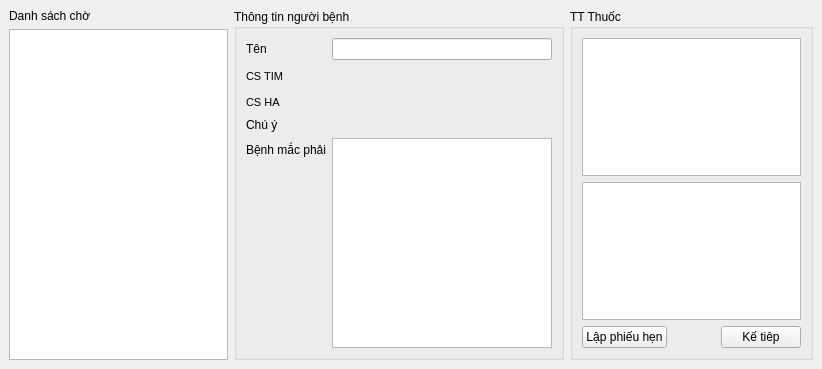
The window that tiemngua.ui (xdien/tcmr) describes before a commit, drawn with Qt 5.
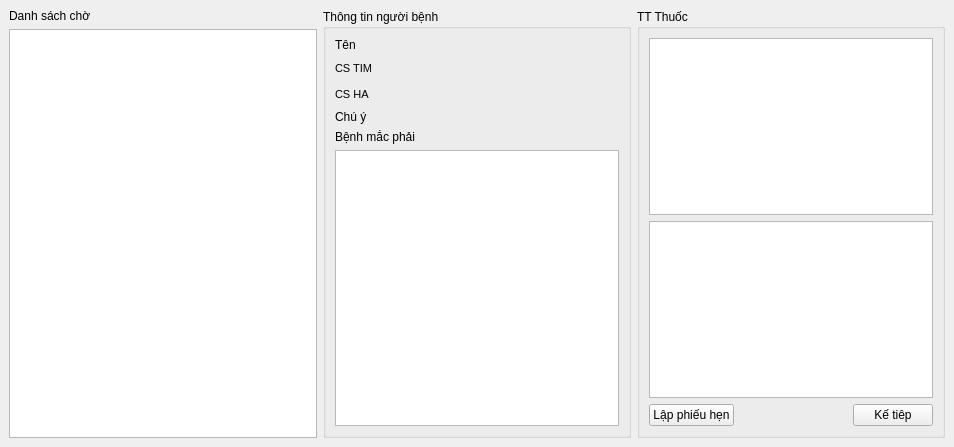
The same window after the commit.

The edit to the form file:
```diff
--- a/tiemngua.ui
+++ b/tiemngua.ui
@@ -6,16 +6,14 @@
    <rect>
     <x>0</x>
     <y>0</y>
-    <width>822</width>
-    <height>369</height>
+    <width>954</width>
+    <height>447</height>
    </rect>
   </property>
   <property name="windowTitle">
    <string>Tiêm ngừa</string>
   </property>
   <widget class="QWidget" name="centralwidget">
-   <layout class="QVBoxLayout" name="verticalLayout_5">
-    <item>
      <layout class="QHBoxLayout" name="horizontalLayout_2">
       <item>
        <layout class="QVBoxLayout" name="verticalLayout_2">
@@ -36,12 +34,11 @@
         <property name="title">
          <string>Thông tin người bệnh</string>
         </property>
-        <layout class="QHBoxLayout" name="horizontalLayout_3">
+      <layout class="QVBoxLayout" name="verticalLayout_5">
+       <item>
+        <layout class="QVBoxLayout" name="verticalLayout">
          <item>
           <layout class="QFormLayout" name="formLayout">
-           <property name="fieldGrowthPolicy">
-            <enum>QFormLayout::ExpandingFieldsGrow</enum>
-           </property>
            <item row="0" column="0">
             <widget class="QLabel" name="label_2">
              <property name="text">
@@ -50,11 +47,9 @@
             </widget>
            </item>
            <item row="0" column="1">
-            <widget class="QLineEdit" name="ten">
-             <property name="font">
-              <font>
-               <pointsize>9</pointsize>
-              </font>
+            <widget class="QLabel" name="ten">
+             <property name="text">
+              <string/>
              </property>
             </widget>
            </item>
@@ -120,14 +115,16 @@
              </property>
             </widget>
            </item>
-           <item row="4" column="0">
+          </layout>
+         </item>
+         <item>
             <widget class="QLabel" name="label">
              <property name="text">
               <string>Bệnh mắc phải</string>
              </property>
             </widget>
            </item>
-           <item row="4" column="1">
+         <item>
             <widget class="QTreeView" name="danhsachbenh"/>
            </item>
           </layout>
@@ -184,8 +181,6 @@
          </item>
         </layout>
        </widget>
-      </item>
-     </layout>
     </item>
    </layout>
   </widget>
```
Lines whose indentation alone changed are shown as unchanged.
